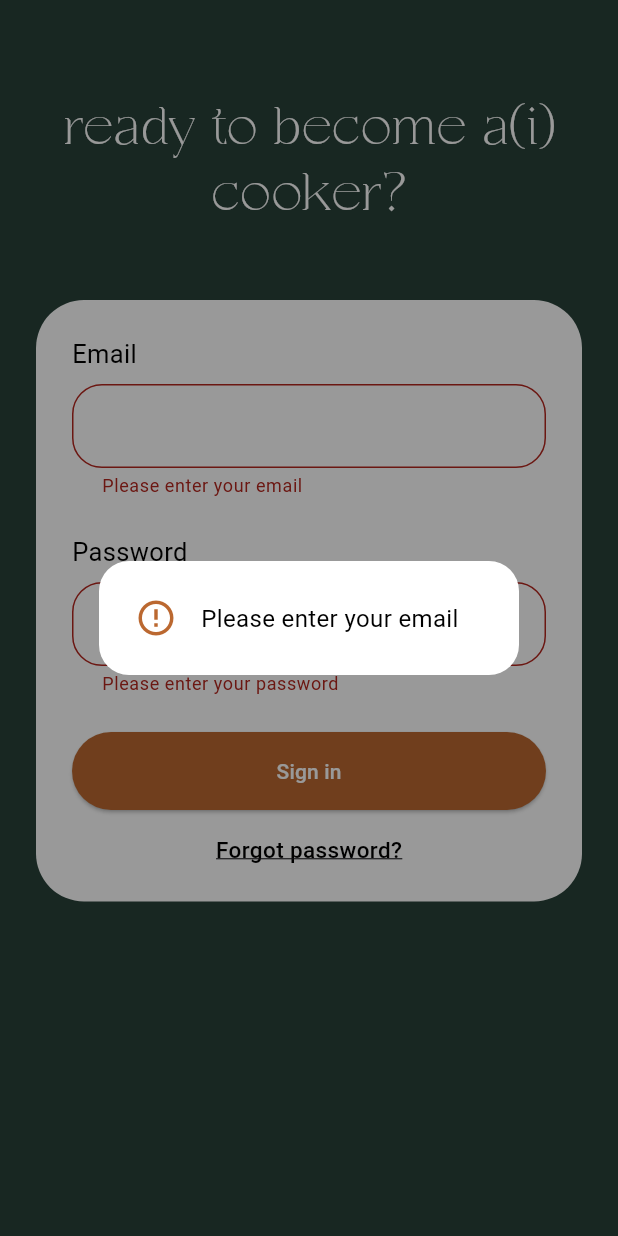
After one commit to LuciaSchlegel/ai.cook, a Flutter app: the LoginScreen screen opened by its route, after a tap on "Sign in", after a tap on "Forgot password?", on a phone screen of 412 x 824 dp. The commit adds this screen. Run offline on Flutter 3.47's test engine with Material 3 defaults, Android fonts, the phone set to English and light mode, and no system bars; drawn by our look-alikes of animated_text_kit; our stand-ins replace animate_do, firebase_auth, firebase_core, flutter_svg, google_sign_in, sign_in_with_apple; accounts and stored records are empty; Roboto replaces fonts that are missing (SFProDisplay).

Commit message:
animations & error handling

```diff
--- a/lib/screens/login_screen.dart
+++ b/lib/screens/login_screen.dart
@@ -1,7 +1,11 @@
 import 'package:ai_cook_project/providers/auth_provider.dart';
+import 'package:ai_cook_project/screens/home_screen.dart';
 import 'package:ai_cook_project/theme.dart';
+import 'package:ai_cook_project/widgets/error_dialog.dart';
+import 'package:ai_cook_project/widgets/loading_spinner.dart';
 import 'package:animate_do/animate_do.dart';
 import 'package:animated_text_kit/animated_text_kit.dart';
+import 'package:firebase_auth/firebase_auth.dart';
 import 'package:flutter/material.dart';
 import 'package:provider/provider.dart';
 
@@ -15,20 +19,120 @@ class LoginScreen extends StatefulWidget {
 class _LoginScreenState extends State<LoginScreen> {
   final _emailController = TextEditingController();
   final _passwordController = TextEditingController();
+  final _formKey = GlobalKey<FormState>();
+
   String? error;
 
   void _login() async {
     final auth = Provider.of<FBAuthProvider>(context, listen: false);
+    if (_formKey.currentState!.validate()) {
+      showLoadingDialog(context, message: 'Logging in...');
       try {
         await auth.signInWithEmailAndPassword(
           _emailController.text.trim(),
           _passwordController.text.trim(),
         );
+        _emailController.clear();
+        _passwordController.clear();
+        setState(() {
+          error = null;
+        });
+
+        if (context.mounted) {
+          Navigator.pop(context);
+          Navigator.pushReplacement(
+            context,
+            MaterialPageRoute(builder: (_) => const HomeScreen()),
+          );
+        }
       } catch (e) {
-      setState(() {
-        error = e.toString().replaceFirst('Exception: ', '');
-      });
+        if (context.mounted) {
+          Navigator.pop(context);
         }
+        if (e is FirebaseAuthException) {
+          String message;
+          if (e.code == 'user-not-found') {
+            message = 'No user found for that email.';
+          } else if (e.code == 'invalid-credential') {
+            message = 'Invalid email or password.';
+          } else if (e.code == 'too-many-requests') {
+            message = 'Too many requests. Please try again later.';
+          } else if (e.code == 'operation-not-allowed') {
+            message =
+                'Email/password sign-in is not enabled. Please contact support.';
+          } else if (e.code == 'network-request-failed') {
+            message = 'Network error. Please check your internet connection.';
+          } else if (e.code == 'user-disabled') {
+            message = 'This user has been disabled. Please contact support.';
+          } else {
+            message = 'An error occurred. Please try again later.';
+          }
+          showErrorDialog(context, message: message);
+        } else {
+          showErrorDialog(
+            context,
+            message: e.toString().replaceAll('Exception: ', ''),
+          );
+        }
+      }
+    }
+  }
+
+  void _forgotPassword() async {
+    final auth = Provider.of<FBAuthProvider>(context, listen: false);
+    final email = _emailController.text.trim();
+
+    if (email.isEmpty) {
+      showErrorDialog(context, message: 'Please enter your email');
+      return;
+    }
+
+    showLoadingDialog(context, message: 'Sending password reset email...');
+
+    try {
+      await auth.resetPassword(email);
+      _emailController.clear();
+      _passwordController.clear();
+      setState(() => error = null);
+
+      if (context.mounted) {
+        Navigator.pop(context);
+        ScaffoldMessenger.of(context).showSnackBar(
+          const SnackBar(content: Text('Password reset email sent')),
+        );
+      }
+    } catch (e) {
+      if (context.mounted) Navigator.pop(context);
+      if (context.mounted) Navigator.pop(context);
+
+      if (e is FirebaseAuthException) {
+        String message;
+        if (e.code == 'user-not-found') {
+          message = 'No user found for that email.';
+        } else if (e.code == 'invalid-email') {
+          message = 'Invalid email address';
+        } else if (e.code == 'too-many-requests') {
+          message = 'Too many requests. Please try again later.';
+        } else {
+          message = 'An error occurred. Please try again later.';
+        }
+
+        showErrorDialog(context, message: message);
+      }
+    }
+  }
+
+  String? _validateEmail(String? value) {
+    if (value == null || value.isEmpty) return 'Please enter your email';
+    final emailRegex = RegExp(r'^[^@]+@[^@]+\.[^@]+');
+    if (!emailRegex.hasMatch(value)) return 'Invalid email address';
+    return null;
+  }
+
+  String? _validatePassword(String? value) {
+    if (value == null || value.isEmpty) return 'Please enter your password';
+    if (value.length < 6) return 'Minimum 6 characters';
+    return null;
   }
 
   @override
@@ -55,7 +159,6 @@ class _LoginScreenState extends State<LoginScreen> {
                     child: Column(
                       children: [
                         const SizedBox(height: 48),
-                        // 👇 Animación tipo máquina de escribir
                         SizedBox(
                           height: 120,
                           child: Center(
@@ -80,12 +183,9 @@ class _LoginScreenState extends State<LoginScreen> {
                           ),
                         ),
                         const SizedBox(height: 32),
-                        // 👇 Caja de login
-                        // 👇 Caja de login animada
+                        // animated login form
                         FadeInUp(
-                          delay: const Duration(
-                            milliseconds: 600,
-                          ), // comienza después del tipeo
+                          delay: const Duration(milliseconds: 600),
                           duration: const Duration(milliseconds: 800),
                           child: Container(
                             padding: const EdgeInsets.all(24),
@@ -93,14 +193,11 @@ class _LoginScreenState extends State<LoginScreen> {
                               color: Colors.white,
                               borderRadius: BorderRadius.circular(32),
                             ),
+                            child: Form(
+                              key: _formKey,
                               child: Column(
                                 crossAxisAlignment: CrossAxisAlignment.start,
                                 children: [
-                                if (error != null)
-                                  Text(
-                                    error!,
-                                    style: const TextStyle(color: Colors.red),
-                                  ),
                                   const Text(
                                     "Email",
                                     style: TextStyle(
@@ -109,8 +206,9 @@ class _LoginScreenState extends State<LoginScreen> {
                                     ),
                                   ),
                                   const SizedBox(height: 8),
-                                TextField(
+                                  TextFormField(
                                     controller: _emailController,
+                                    validator: _validateEmail,
                                     style: const TextStyle(
                                       color: AppColors.black,
                                     ),
@@ -125,8 +223,9 @@ class _LoginScreenState extends State<LoginScreen> {
                                     ),
                                   ),
                                   const SizedBox(height: 8),
-                                TextField(
+                                  TextFormField(
                                     controller: _passwordController,
+                                    validator: _validatePassword,
                                     obscureText: true,
                                     style: const TextStyle(
                                       color: AppColors.black,
@@ -142,7 +241,9 @@ class _LoginScreenState extends State<LoginScreen> {
                                         backgroundColor: AppColors.orange,
                                         foregroundColor: Colors.white,
                                         shape: RoundedRectangleBorder(
-                                        borderRadius: BorderRadius.circular(30),
+                                          borderRadius: BorderRadius.circular(
+                                            30,
+                                          ),
                                         ),
                                         padding: const EdgeInsets.symmetric(
                                           vertical: 16,
@@ -155,7 +256,7 @@ class _LoginScreenState extends State<LoginScreen> {
                                   Center(
                                     child: GestureDetector(
                                       onTap: () {
-                                      // TODO: Navigate to Forgot Password
+                                        _forgotPassword();
                                       },
                                       child: const Text(
                                         'Forgot password?',
@@ -169,6 +270,7 @@ class _LoginScreenState extends State<LoginScreen> {
                                     ),
                                   ),
                                 ],
+                              ),
                             ),
                           ),
                         ),
--- a/lib/screens/signup_screen.dart
+++ b/lib/screens/signup_screen.dart
@@ -1,3 +1,7 @@
+import 'package:ai_cook_project/screens/home_screen.dart';
+import 'package:ai_cook_project/widgets/error_dialog.dart';
+import 'package:ai_cook_project/widgets/loading_spinner.dart';
+import 'package:firebase_auth/firebase_auth.dart';
 import 'package:flutter/material.dart';
 import 'package:provider/provider.dart';
 import 'package:animate_do/animate_do.dart';
@@ -15,34 +19,55 @@ class _SignupScreenState extends State<SignupScreen> {
   final _emailController = TextEditingController();
   final _passwordController = TextEditingController();
   final _formKey = GlobalKey<FormState>();
-  String? errorMessage;
 
   void _register() async {
     final auth = Provider.of<FBAuthProvider>(context, listen: false);
     if (_formKey.currentState!.validate()) {
+      showLoadingDialog(context, message: 'Signing up...');
       try {
         await auth.signUpWithEmailAndPassword(
           _emailController.text.trim(),
           _passwordController.text.trim(),
         );
+        _emailController.clear();
+        _passwordController.clear();
+        if (context.mounted) {
+          Navigator.pop(context);
+          Navigator.pushReplacement(
+            context,
+            MaterialPageRoute(builder: (context) => const HomeScreen()),
+          );
+        }
       } catch (e) {
-        setState(() {
-          errorMessage = e.toString().replaceFirst('Exception: ', '');
-        });
+        if (context.mounted) Navigator.pop(context);
+        if (e is FirebaseAuthException) {
+          String message;
+          if (e.code == 'email-already-in-use') {
+            message = 'Email already in use';
+          } else if (e.code == 'invalid-email') {
+            message = 'Invalid email address';
+          } else if (e.code == 'weak-password') {
+            message = 'Password is too weak';
+          } else {
+            message = 'An error occurred. Please try again later.';
+          }
+
+          showErrorDialog(context, message: message);
+        }
       }
     }
   }
 
   String? _validateEmail(String? value) {
-    if (value == null || value.isEmpty) return 'El email es obligatorio';
+    if (value == null || value.isEmpty) return 'Please enter your email';
     final emailRegex = RegExp(r'^[^@]+@[^@]+\.[^@]+');
-    if (!emailRegex.hasMatch(value)) return 'Email inválido';
+    if (!emailRegex.hasMatch(value)) return 'Invalid email address';
     return null;
   }
 
   String? _validatePassword(String? value) {
-    if (value == null || value.isEmpty) return 'La contraseña es obligatoria';
-    if (value.length < 6) return 'Mínimo 6 caracteres';
+    if (value == null || value.isEmpty) return 'Please enter your password';
+    if (value.length < 6) return 'Minimum 6 characters';
     return null;
   }
 
@@ -74,11 +99,6 @@ class _SignupScreenState extends State<SignupScreen> {
                   mainAxisSize: MainAxisSize.min,
                   crossAxisAlignment: CrossAxisAlignment.start,
                   children: [
-                    if (errorMessage != null)
-                      Text(
-                        errorMessage!,
-                        style: const TextStyle(color: Colors.red),
-                      ),
                     const Text(
                       "Email",
                       style: TextStyle(fontSize: 17, color: AppColors.black),
@@ -116,7 +136,7 @@ class _SignupScreenState extends State<SignupScreen> {
                           ),
                           padding: const EdgeInsets.symmetric(vertical: 16),
                         ),
-                        child: const Text('Crear cuenta'),
+                        child: const Text('Sign up'),
                       ),
                     ),
                   ],
--- /dev/null
+++ b/lib/widgets/error_dialog.dart
@@ -0,0 +1,45 @@
+import 'package:flutter/material.dart';
+import 'package:ai_cook_project/theme.dart';
+
+class ErrorDialog extends StatelessWidget {
+  final String message;
+
+  const ErrorDialog({super.key, required this.message});
+
+  @override
+  Widget build(BuildContext context) {
+    return Dialog(
+      backgroundColor: Colors.white,
+      shape: RoundedRectangleBorder(borderRadius: BorderRadius.circular(20)),
+      child: Padding(
+        padding: const EdgeInsets.all(24),
+        child: Row(
+          mainAxisSize: MainAxisSize.min,
+          children: [
+            const Icon(Icons.error_outline, color: AppColors.orange, size: 28),
+            const SizedBox(width: 16),
+            Flexible(
+              child: Text(
+                message,
+                style: const TextStyle(
+                  fontSize: 16,
+                  color: AppColors.black,
+                  height: 1.4,
+                ),
+              ),
+            ),
+          ],
+        ),
+      ),
+    );
+  }
+}
+
+void showErrorDialog(BuildContext context, {required String message}) {
+  showDialog(
+    context: context,
+    barrierDismissible: true,
+    barrierColor: const Color.fromRGBO(0, 0, 0, 0.4),
+    builder: (_) => ErrorDialog(message: message),
+  );
+}
```
Also changed, not shown: lib/providers/auth_provider.dart (+7 -7 lines), lib/widgets/loading_spinner.dart (added, +44 -0 lines), 1 other file. Lines whose indentation alone changed are shown as unchanged.
